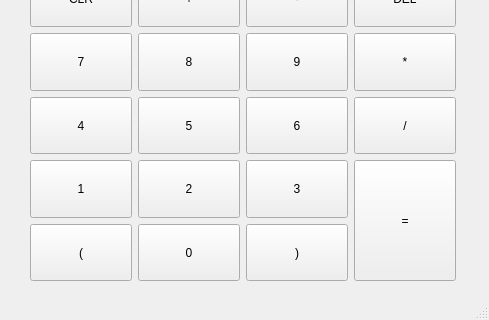
Chtx666/Calc, file mainwindow.ui: the form before one commit; both pictures show x 0 to 489 and y 140 to 460 of the 489 by 460 pixel window.
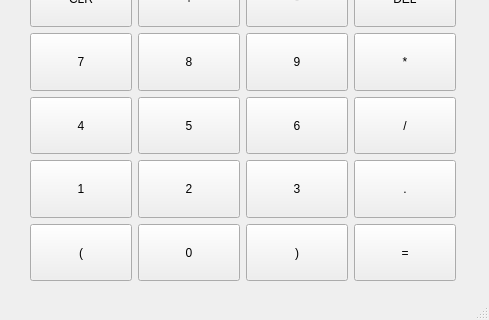
The form after the commit.

```diff
--- a/mainwindow.ui
+++ b/mainwindow.ui
@@ -24,7 +24,7 @@
      </rect>
     </property>
    </widget>
-   <widget class="QWidget" name="">
+   <widget class="QWidget" name="layoutWidget">
     <property name="geometry">
      <rect>
       <x>30</x>
@@ -235,19 +235,6 @@
        </property>
       </widget>
      </item>
-     <item row="4" column="3" rowspan="2">
-      <widget class="QPushButton" name="equalButton">
-       <property name="maximumSize">
-        <size>
-         <width>500</width>
-         <height>500</height>
-        </size>
-       </property>
-       <property name="text">
-        <string>=</string>
-       </property>
-      </widget>
-     </item>
      <item row="0" column="0">
       <widget class="QPushButton" name="clrButton">
        <property name="maximumSize">
@@ -287,6 +274,32 @@
        </property>
       </widget>
      </item>
+     <item row="5" column="3">
+      <widget class="QPushButton" name="equalButton">
+       <property name="maximumSize">
+        <size>
+         <width>500</width>
+         <height>500</height>
+        </size>
+       </property>
+       <property name="text">
+        <string>=</string>
+       </property>
+      </widget>
+     </item>
+     <item row="4" column="3">
+      <widget class="QPushButton" name="dotButton">
+       <property name="maximumSize">
+        <size>
+         <width>500</width>
+         <height>500</height>
+        </size>
+       </property>
+       <property name="text">
+        <string>.</string>
+       </property>
+      </widget>
+     </item>
     </layout>
    </widget>
   </widget>
```
